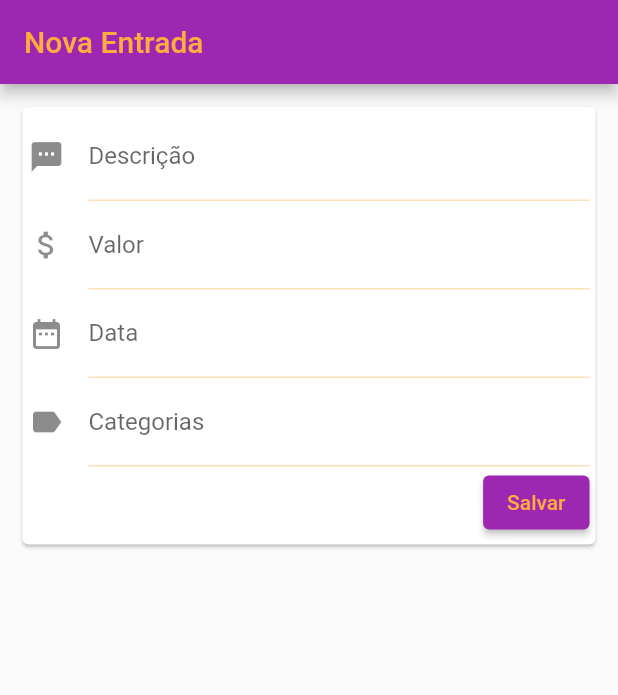
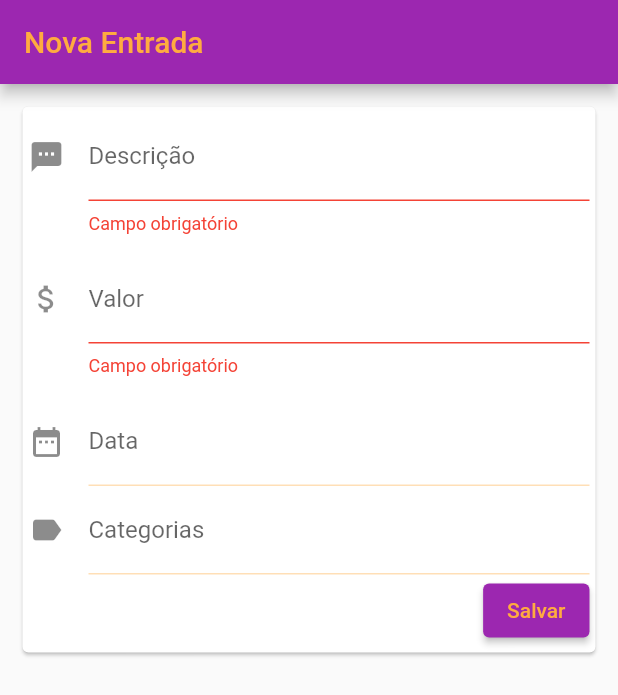
Before and after one commit to lucaaas/Controle-de-gastos, a Flutter app: the screen it shows after launch, after a tap on "Salvar", on a phone screen of 412 x 824 dp. Shown: the top 695 px of the screen. Run offline on Flutter 3.47's test engine with Material 2 defaults, Android fonts, the phone set to English and light mode, and no system bars; our stand-ins replace flutter_modular, flutter_typeahead, sqflite; missing offline and left inert: easy_mask; accounts and stored records are empty.

```diff
--- a/lib/app/modules/entrada/new_entrada_controller.dart
+++ b/lib/app/modules/entrada/new_entrada_controller.dart
@@ -30,7 +30,7 @@ class NewEntradaController {
     );
 
     if (dataSelecionada != null) {
-      data.text = '${dataSelecionada.year}-${dataSelecionada.month}-${dataSelecionada.day}';
+      data.text = dataSelecionada.toString().split(' ')[0];
     } else {
       data.text = '';
     }
@@ -42,7 +42,7 @@ class NewEntradaController {
 
       EntradaModel entrada = EntradaModel(
         descricao: descricao.text,
-        valor: double.parse(valor.text),
+        valor: double.parse(valor.text.replaceAll('R\$', '').replaceAll(' ', '')),
         data: dataEntrada,
         categorias: categorias.toList(),
       );
--- a/lib/app/modules/entrada/new_entrada_page.dart
+++ b/lib/app/modules/entrada/new_entrada_page.dart
@@ -1,5 +1,8 @@
+import 'package:controlegastos/app/core/validators/required_validator.dart';
+import 'package:controlegastos/app/core/validators/validator_interface.dart';
 import 'package:controlegastos/app/core/widgets/form_popup/form_popup.widget.dart';
 import 'package:controlegastos/app/modules/categoria_tag_select/categoria_tag_select.dart';
+import 'package:easy_mask/easy_mask.dart';
 import 'package:flutter/material.dart';
 import 'package:flutter_modular/flutter_modular.dart';
 
@@ -24,21 +27,29 @@ class _NewEntradaPageState extends State<NewEntradaPage> {
       ),
       body: FormPopUpWidget(
         fields: [
-          TextField(
+          TextFormField(
             decoration: const InputDecoration(
               labelText: 'Descrição',
               icon: Icon(Icons.textsms),
             ),
             controller: _controller.descricao,
+            validator: (value) => ValidatorInterface.validate(value, [RequiredValidator()]),
+            autovalidateMode: AutovalidateMode.always,
           ),
-          TextField(
+          TextFormField(
             decoration: const InputDecoration(
               labelText: 'Valor',
               icon: Icon(Icons.attach_money),
             ),
             controller: _controller.valor,
+            validator: (value) => ValidatorInterface.validate(value, [RequiredValidator()]),
+            autovalidateMode: AutovalidateMode.always,
+            keyboardType: TextInputType.number,
+            inputFormatters: [
+              TextInputMask(mask: 'R!\$! !9+ 999.99', placeholder: '0', maxPlaceHolders: 0, reverse: true)
+            ],
           ),
-          TextField(
+          TextFormField(
             decoration: const InputDecoration(
               labelText: 'Data',
               icon: Icon(Icons.date_range),
--- a/pubspec.yaml
+++ b/pubspec.yaml
@@ -29,6 +29,7 @@ dependencies:
   cupertino_icons: ^1.0.3
   flutter_typeahead: ^3.1.3
   flutter_modular: ^3.3.0
+  easy_mask: ^2.0.1
 
 dev_dependencies:
   flutter_lints: ^1.0.4
```
Also changed, not shown: pubspec.lock.
